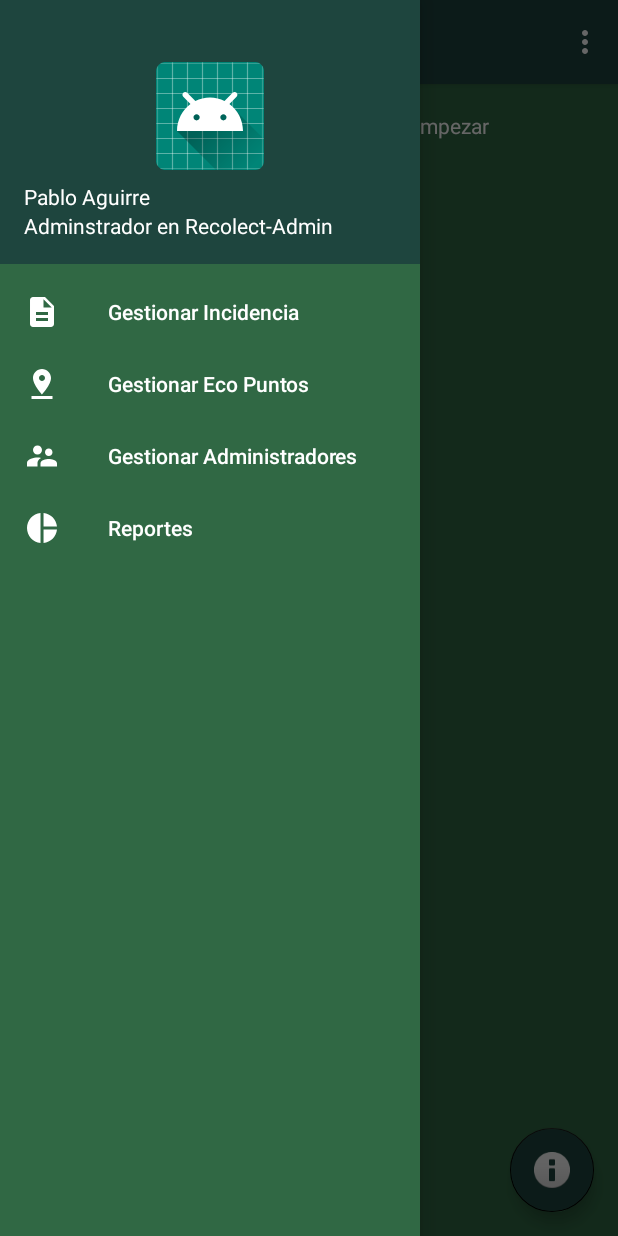
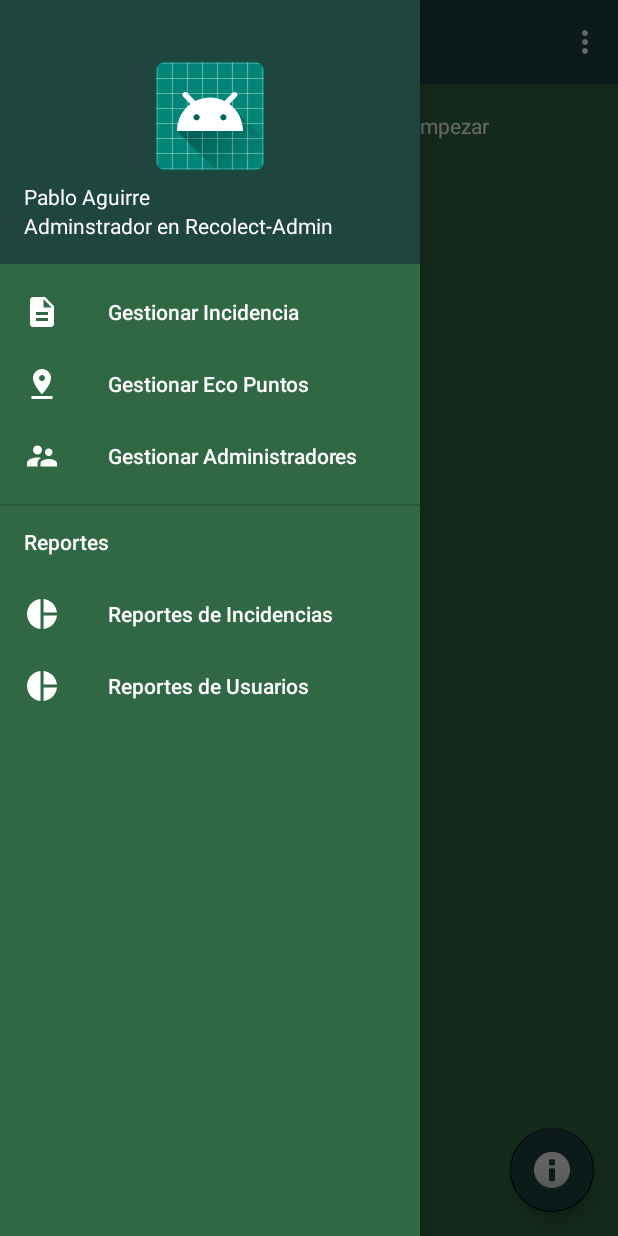
Before and after one commit to pabloaav/Recolect-Admin, an Android app: the screen it shows after launch (MainActivity), with the side drawer open, on a phone screen of 412 x 824 dp. Run offline under Robolectric (Android 15) with nearby library versions, the phone set to English and light mode, and no system bars; Roboto replaces fonts that are not available here.

Commit message:
commit se rediseñó el navigation drawer

```diff
--- a/app/src/main/java/com/e/recolect_admin/MainActivity.java
+++ b/app/src/main/java/com/e/recolect_admin/MainActivity.java
@@ -87,11 +87,11 @@ public class MainActivity extends AppCompatActivity
 
         } else if (id == R.id.nav_slideshow) {
 
-        } else if (id == R.id.nav_tools) {
+        /*} else if (id == R.id.nav_tools) {*/
 
-       /* } else if (id == R.id.nav_share) {
+        } else if (id == R.id.nav_share) {
 
-        } else if (id == R.id.nav_send) {*/
+        } else if (id == R.id.nav_send) {
 
         }
 
--- a/app/src/main/res/layout/activity_main.xml
+++ b/app/src/main/res/layout/activity_main.xml
@@ -18,10 +18,15 @@
         android:layout_width="wrap_content"
         android:layout_height="match_parent"
         android:layout_gravity="start"
+        android:backgroundTint="@color/color2"
         android:fitsSystemWindows="true"
+        android:scrollbarThumbHorizontal="@color/colorFondoBlanco"
+        android:scrollbarThumbVertical="@color/colorFondoBlanco"
         app:headerLayout="@layout/nav_header_main"
+        app:insetForeground="#000000"
+        app:itemTextColor="@color/colorFondoBlanco"
+        app:itemIconTint="@color/colorFondoBlanco"
         app:menu="@menu/activity_main_drawer"
-        android:backgroundTint="@color/color2"
-        app:itemTextColor="@color/colorFondoBlanco"/>
+        android:theme="@style/NavigationView"/>
 
 </androidx.drawerlayout.widget.DrawerLayout>
--- a/app/src/main/res/menu/activity_main_drawer.xml
+++ b/app/src/main/res/menu/activity_main_drawer.xml
@@ -16,23 +16,27 @@
             android:id="@+id/nav_slideshow"
             android:icon="@drawable/ic_gestion_admins"
             android:title="@string/menu_gestionar_admin"/>
-        <item
+
+       <!-- <item
             android:id="@+id/nav_tools"
             android:icon="@drawable/ic_reportes"
-            android:title="@string/menu_reportes" />
+            android:title="sacar esto" />-->
+
     </group>
 
-   <!-- <item android:title="Communicate">
+    <item android:title="@string/titulo_reportes"
+          android:id="@+id/titulo_reportes">
+
         <menu>
             <item
                 android:id="@+id/nav_share"
-                android:icon="@drawable/ic_menu_share"
-                android:title="@string/menu_share"/>
+                android:icon="@drawable/ic_reportes"
+                android:title="@string/menu_reporte_inc"/>
             <item
                 android:id="@+id/nav_send"
-                android:icon="@drawable/ic_menu_send"
-                android:title="@string/menu_send" />
+                android:icon="@drawable/ic_reportes"
+                android:title="@string/menu_reporte_usu" />
         </menu>
-    </item>-->
+    </item>
 
 </menu>
--- a/app/src/main/res/values/strings.xml
+++ b/app/src/main/res/values/strings.xml
@@ -7,13 +7,14 @@
     <string name="nav_header_desc">Navigation header</string>
     <string name="action_settings">Opciones</string>
 
+
     <string name="menu_gestionar_inc">Gestionar Incidencia</string>
     <string name="menu_gestionar_ecopuntos">Gestionar Eco Puntos</string>
     <string name="menu_gestionar_admin">Gestionar Administradores</string>
-    <string name="menu_reportes">Reportes</string>
 
-    <string name="menu_share">Share</string>
-    <string name="menu_send">Send</string>
+    <string name="titulo_reportes">Reportes</string>
+    <string name="menu_reporte_usu">Reportes de Usuarios </string>
+    <string name="menu_reporte_inc">Reportes de Incidencias</string>
 
     <string name="tv_bienvenida">Presione Menú o Deslice Para Empezar</string>
 
--- a/app/src/main/res/values/styles.xml
+++ b/app/src/main/res/values/styles.xml
@@ -17,6 +17,11 @@
 
     <style name="AppTheme.PopupOverlay" parent="ThemeOverlay.AppCompat.Light" />
 
-    <style name="AppTheme.NavigationView"> <item name="android:textColorSecondary">#FFFFFF</item> </style>
+   <!-- <style name="AppTheme.NavigationView"> <item name="android:textColorSecondary">#FFFFFF</item> </style>-->
+
+
+    <style name="NavigationView">
+        <item name="android:textColorSecondary">@color/colorFondoBlanco</item>
+    </style>
 
 </resources>
```
